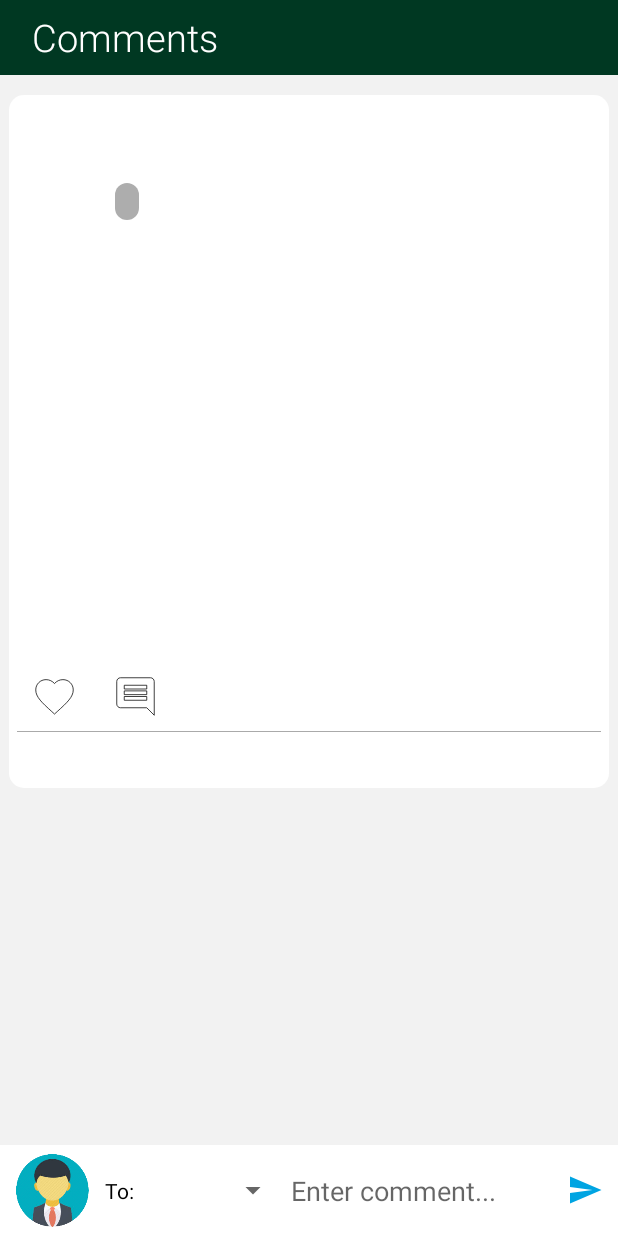
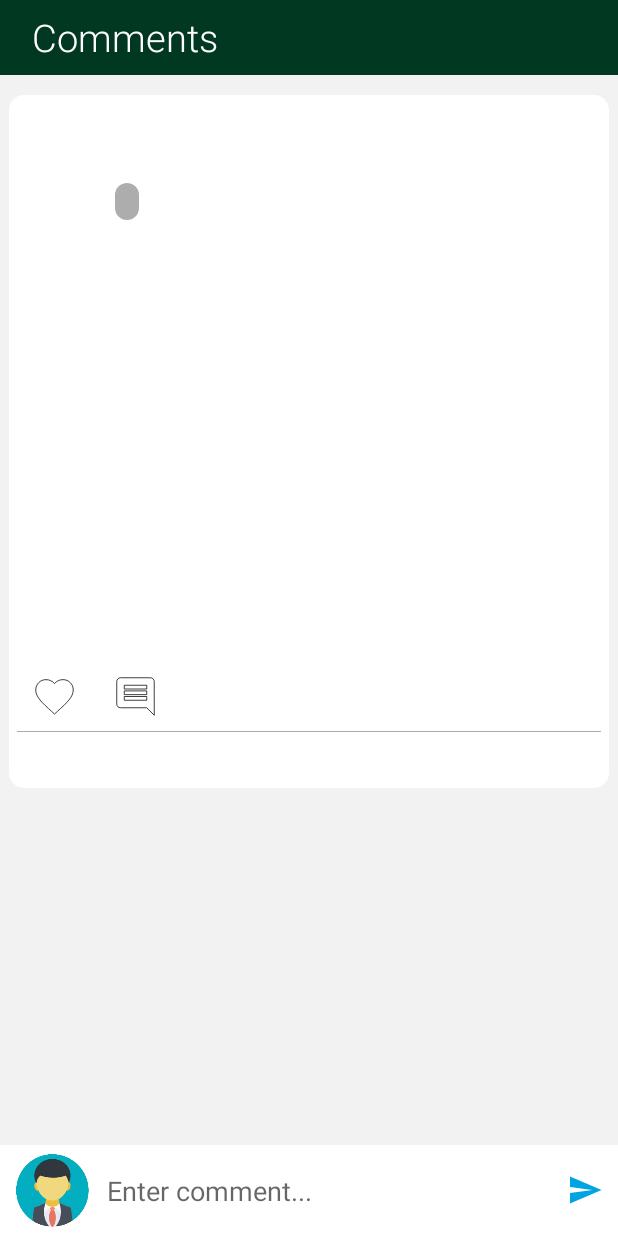
Before and after one commit to SKPnation/TheselProject, an Android app: the PostDetailActivity screen opened directly, with no data from a screen before it, on a phone screen of 412 x 824 dp. Run offline under Robolectric (Android 15) with nearby library versions, the phone set to English and light mode, and no system bars; our stand-ins replace CircleImageView, Firebase (no records; nobody signed in at launch, a user with empty details on screens opened directly).

Commit message:
new commit

```diff
--- a/app/src/main/AndroidManifest.xml
+++ b/app/src/main/AndroidManifest.xml
@@ -12,6 +12,7 @@
     <uses-permission android:name="android.permission.WRITE_EXTERNAL_STORAGE" />
     <uses-permission android:name="android.permission.RECEIVE_BOOT_COMPLETED" />
     <uses-permission android:name="android.permission.CALL_PHONE" />
+
 
     <application
         android:name=".Utils.App"
--- a/app/src/main/res/layout/activity_post_detail.xml
+++ b/app/src/main/res/layout/activity_post_detail.xml
@@ -292,29 +292,11 @@
                 android:layout_marginRight="10dp"
                 android:src="@drawable/default_img"/>
 
-            <TextView
-                android:id="@+id/to"
-                android:layout_toEndOf="@id/cAvatarIv"
-                android:layout_gravity="center_vertical"
-                android:layout_centerVertical="true"
-                android:layout_width="wrap_content"
-                android:layout_height="wrap_content"
-                android:text="To: "
-                android:textColor="#000"/>
-
-            <Spinner
-                android:id="@+id/select_user_sp"
-                android:layout_gravity="center_vertical"
-                android:layout_centerVertical="true"
-                android:layout_toEndOf="@id/to"
-                android:layout_width="100dp"
-                android:layout_height="wrap_content"/>
-
             <EditText
                 android:id="@+id/commentEt"
                 android:layout_width="match_parent"
                 android:layout_height="wrap_content"
-                android:layout_toEndOf="@id/select_user_sp"
+                android:layout_toEndOf="@id/cAvatarIv"
                 android:layout_toStartOf="@id/sendBtn"
                 android:background="#fff"
                 android:hint="Enter comment..."
```
